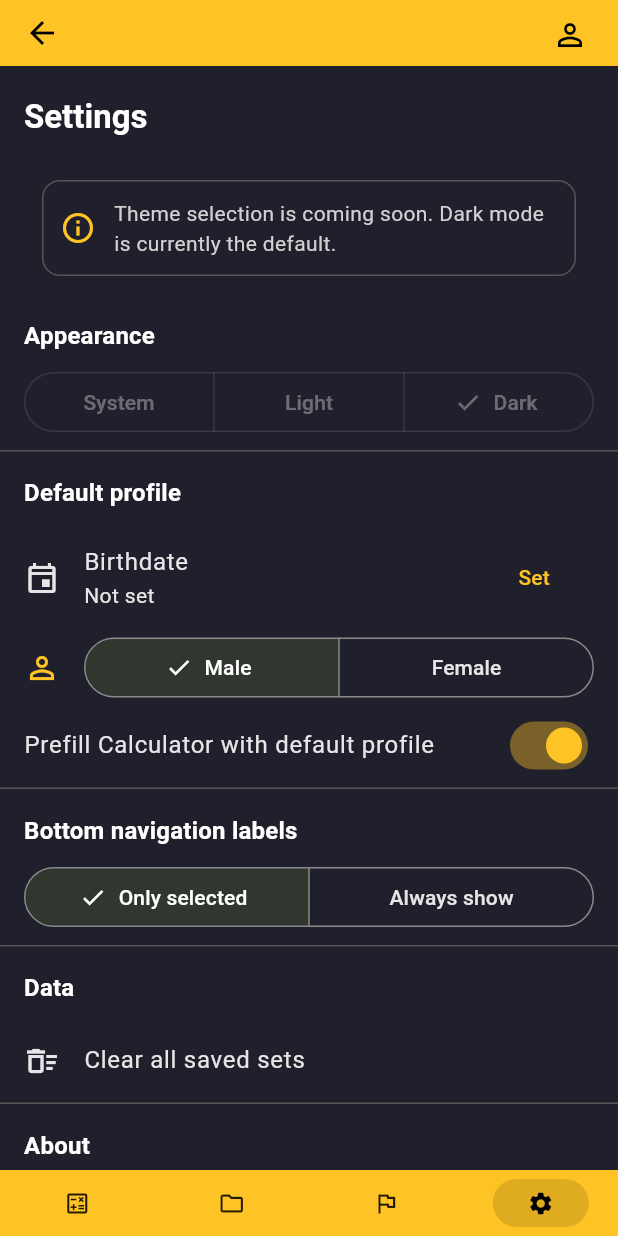
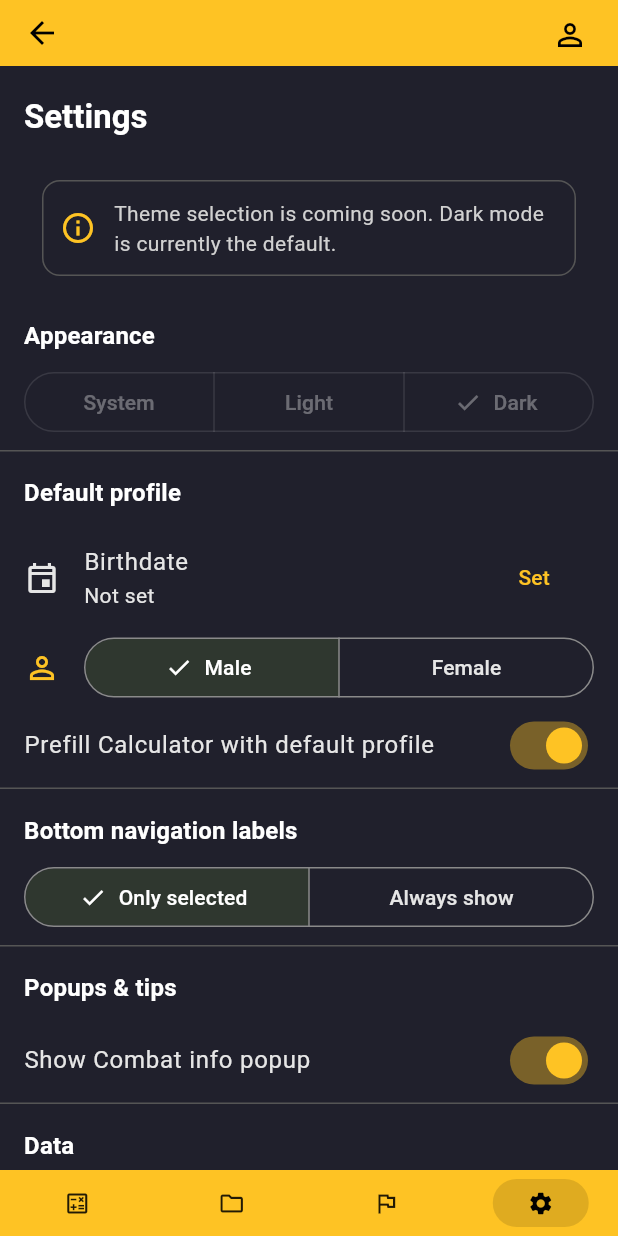
Before and after one commit to lamontenunn/AFT, a Flutter app: the SettingsScreen screen opened by its route, on a phone screen of 412 x 824 dp. Run offline on Flutter 3.47's test engine with Material 3 defaults, Android fonts, the phone set to English and light mode, and no system bars; our stand-ins replace firebase_auth, firebase_core, flutter_riverpod, flutter_svg, package_info_plus, shared_preferences; accounts and stored records are empty; network calls fail.

Commit message:
changed pop up

```diff
--- a/lib/screens/settings_screen.dart
+++ b/lib/screens/settings_screen.dart
@@ -176,6 +176,22 @@ class SettingsScreen extends ConsumerWidget {
         const SizedBox(height: 8),
         const Divider(height: 1),
 
+        // Popups & tips
+        Padding(
+          padding: const EdgeInsets.fromLTRB(16, 16, 16, 8),
+          child: Text(
+            'Popups & tips',
+            style: Theme.of(context).textTheme.titleMedium?.copyWith(fontWeight: FontWeight.w600),
+          ),
+        ),
+        SwitchListTile.adaptive(
+          contentPadding: const EdgeInsets.symmetric(horizontal: 16),
+          title: const Text('Show Combat info popup'),
+          value: settings.showCombatInfo,
+          onChanged: (v) => ctrl.setShowCombatInfo(v),
+        ),
+        const Divider(height: 1),
+
         // Data management
         Padding(
           padding: const EdgeInsets.fromLTRB(16, 16, 16, 8),
--- a/pubspec.yaml
+++ b/pubspec.yaml
@@ -20,6 +20,7 @@ dependencies:
   shared_preferences: ^2.2.3
   package_info_plus: ^8.0.0
   flutter_svg: ^2.0.10+1
+  url_launcher: ^6.3.0
 
 dev_dependencies:
   flutter_test:
```
Also changed, not shown: lib/features/standards/combat_info_dialog.dart (+20 -5 lines), pubspec.lock, 6 other files.
